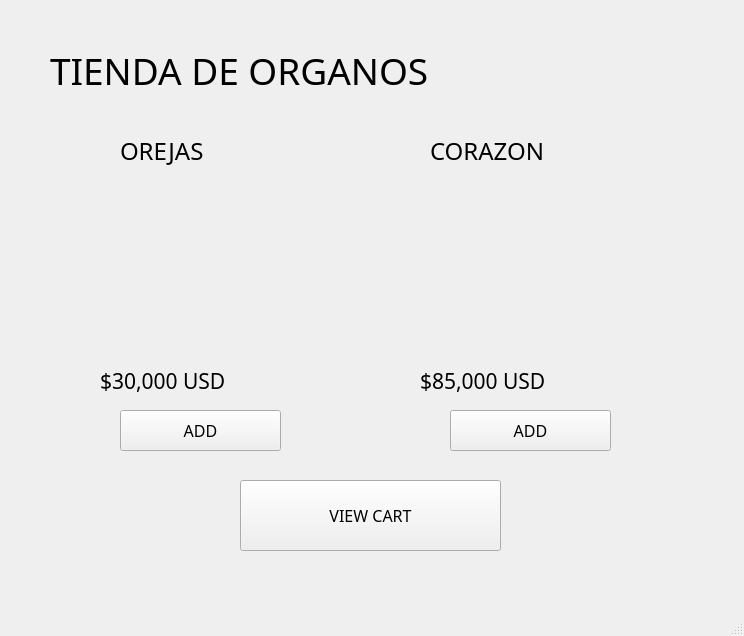
Qt form mainwindow.ui (SamDP1/Venta-de-oganos) before a commit.
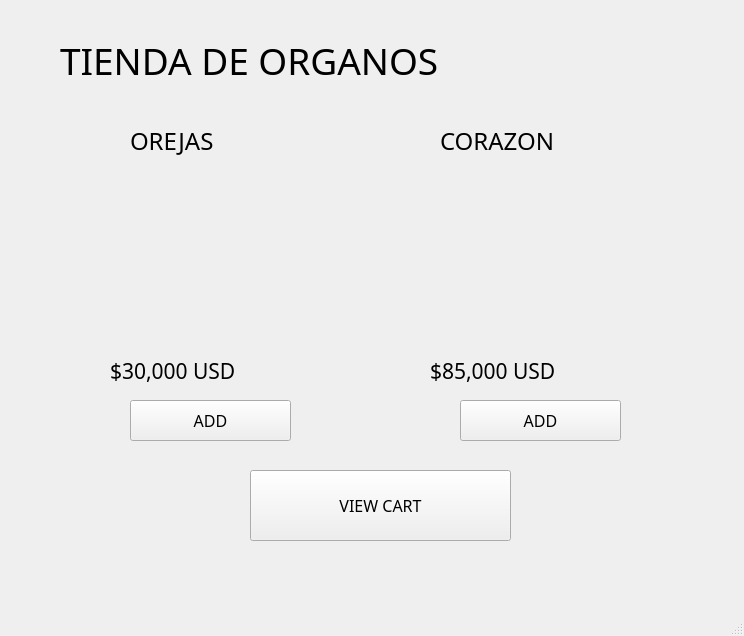
The same form after that commit. Icons and pictures are not drawn.

Commit message: Cambios de Rafa

```diff
--- a/mainwindow.ui
+++ b/mainwindow.ui
@@ -23,8 +23,8 @@
    <widget class="QStackedWidget" name="stackedWidget">
     <property name="geometry">
      <rect>
-      <x>0</x>
-      <y>0</y>
+      <x>10</x>
+      <y>-10</y>
       <width>741</width>
       <height>631</height>
      </rect>
```
Left out of the diff: 14 changed lines with no effect on the pictures. The commit also changes 2 other files.
